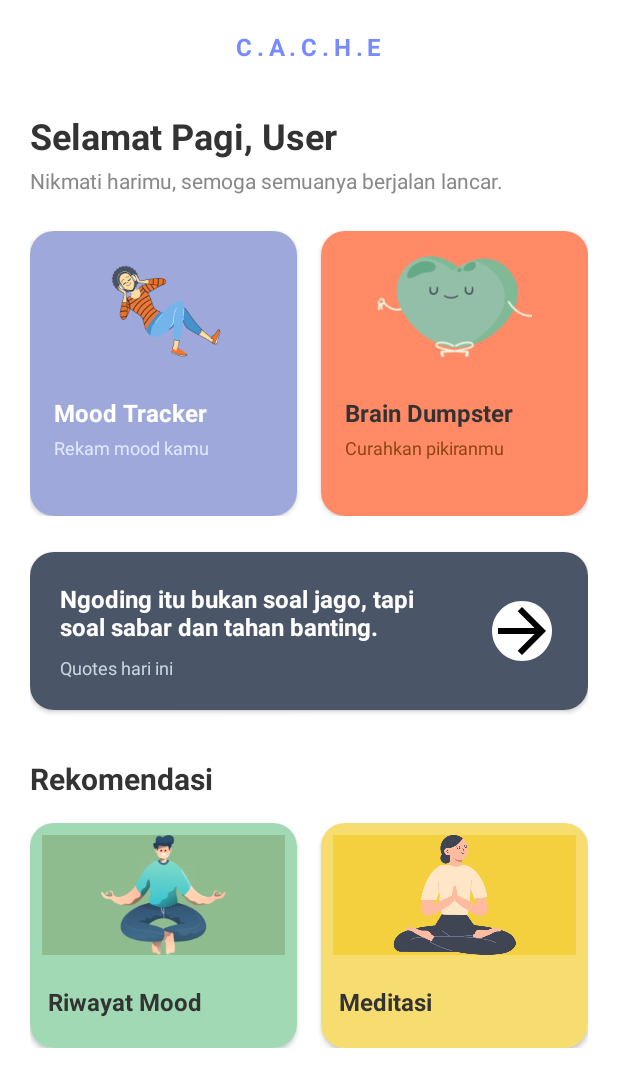
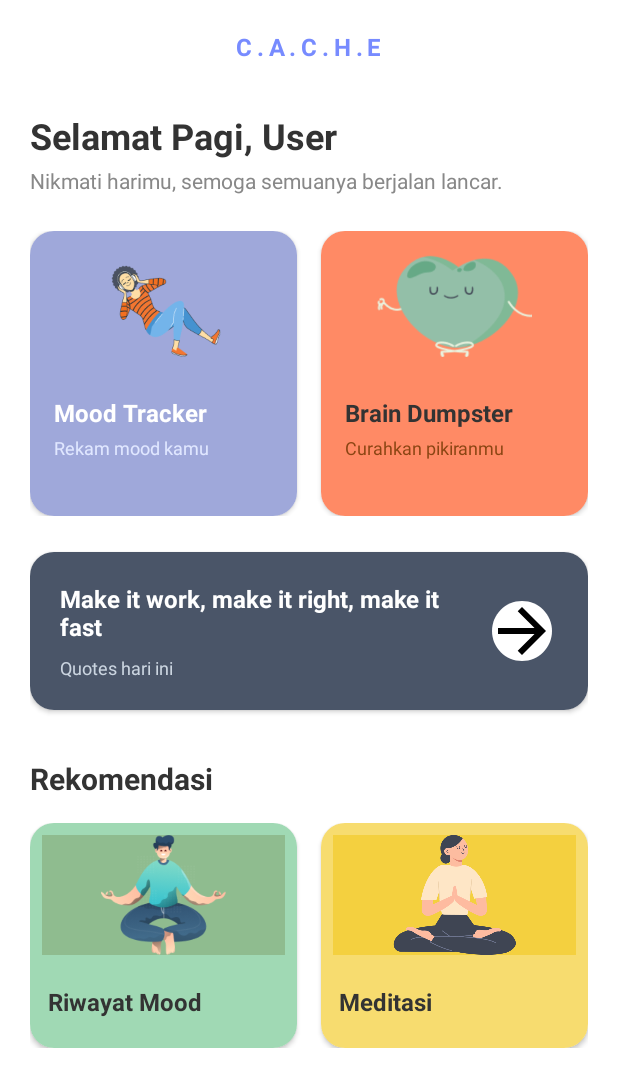
Before and after one commit to Zafnat21/UAS_Mobile_Programming, an Android app: the DashboardActivity screen opened directly, with no data from a screen before it, on a phone screen of 412 x 824 dp. Shown: the top 1087 px of the screen. Run offline under Robolectric (Android 15) with nearby library versions, the phone set to English and light mode, and no system bars.

Commit message:
dashboard dienakin

```diff
--- a/app/src/main/java/com/example/uas/DashboardActivity.kt
+++ b/app/src/main/java/com/example/uas/DashboardActivity.kt
@@ -2,6 +2,7 @@ package com.example.uas
 
 import android.content.Intent
 import android.os.Bundle
+import android.widget.ImageView
 import android.widget.TextView
 import androidx.appcompat.app.AppCompatActivity
 import androidx.cardview.widget.CardView
@@ -12,10 +13,15 @@ class DashboardActivity : AppCompatActivity() {
         super.onCreate(savedInstanceState)
         setContentView(R.layout.activity_dashboard)
 
+        // Setup variabel tombol
         val moodBtn = findViewById<CardView>(R.id.moodTrackerCard)
         val flushBtn = findViewById<CardView>(R.id.flushPikiranCard)
         val riwayatBtn = findViewById<CardView>(R.id.riwayatCard)
-        val meditationBtn = findViewById<CardView>(R.id.meditationCard) // Tambahan untuk meditasi
+        val meditationBtn = findViewById<CardView>(R.id.meditationCard)
+        val btnNextQuotes = findViewById<ImageView>(R.id.BtnNextQuotes)
+
+        // Dapatkan array quotes
+        val quotes = resources.getStringArray(R.array.motivation_quotes)
 
         // Ambil nama user dari intent
         val username = intent.getStringExtra("username") ?: "User"
@@ -33,6 +39,14 @@ class DashboardActivity : AppCompatActivity() {
         val greetingText = findViewById<TextView>(R.id.greetingText)
         greetingText.text = "$greeting, $username"
 
+        // Tampilkan quote awal
+        val quoteTextView = findViewById<TextView>(R.id.TvQuotes)
+        if (quotes.isNotEmpty()) {
+            val initialQuote = quotes[(0 until quotes.size).random()]
+            quoteTextView.text = initialQuote
+        }
+
+        // Tambahkan click listener untuk tombol-tombol
         moodBtn.setOnClickListener {
             val intent = Intent(this, MoodActivity::class.java)
             startActivity(intent)
@@ -48,10 +62,16 @@ class DashboardActivity : AppCompatActivity() {
             startActivity(intent)
         }
 
-        // TAMBAHAN: Click listener untuk tombol meditasi
         meditationBtn.setOnClickListener {
             val intent = Intent(this, MeditationActivity::class.java)
             startActivity(intent)
         }
+
+        btnNextQuotes.setOnClickListener {
+            val randomIndex = (0 until quotes.size).random()
+            val randomQuote = quotes[randomIndex]
+            val quoteTextView = findViewById<TextView>(R.id.TvQuotes)
+            quoteTextView.text = randomQuote
+        }
     }
 }
--- a/app/src/main/res/layout/activity_dashboard.xml
+++ b/app/src/main/res/layout/activity_dashboard.xml
@@ -174,7 +174,7 @@
                     <TextView
                         android:layout_width="wrap_content"
                         android:layout_height="wrap_content"
-                        android:text="Ngoding itu bukan soal jago, tapi soal sabar dan tahan banting."
+                        android:id="@+id/TvQuotes"
                         android:textSize="16sp"
                         android:textStyle="bold"
                         android:textColor="#FFFFFF"
@@ -194,7 +194,11 @@
                     android:background="@drawable/baseline_circle_white_24"
                     android:src="@drawable/outline_arrow_forward_24"
                     android:layout_gravity="center_vertical"
-                    android:layout_marginStart="16dp" />
+                    android:layout_marginStart="16dp"
+                    android:id="@+id/BtnNextQuotes"
+                    android:clickable="true"
+                    android:focusable="true"
+                    android:foreground="?attr/selectableItemBackground"/>
             </LinearLayout>
         </androidx.cardview.widget.CardView>
 
--- a/app/src/main/res/values/strings.xml
+++ b/app/src/main/res/values/strings.xml
@@ -2,4 +2,15 @@
     <string name="app_name">UAS</string>
     <string name="meditation_background_image_description">Gambar latar belakang meditasi</string>
     <string name="play_button_description">Mainkan audio meditasi</string>
+    <string-array name="motivation_quotes">
+        <item>The only way to do great work is to love what you do</item>
+        <item>The future belongs to those who believe in the beauty of their dreams</item>
+        <item>The best error message is the one that never shows up</item>
+        <item>First, solve the problem. Then, write the code</item>
+        <item>Make it work, make it right, make it fast</item>
+        <item>Stay hungry, stay foolish</item>
+        <item>If youre not failing, youre not learning</item>
+        <item>The only limit to our realization of tomorrow will be our doubts of today</item>
+        <!-- Tambah lagi quotes kalau kepikiran -->
+    </string-array>
 </resources>
```
